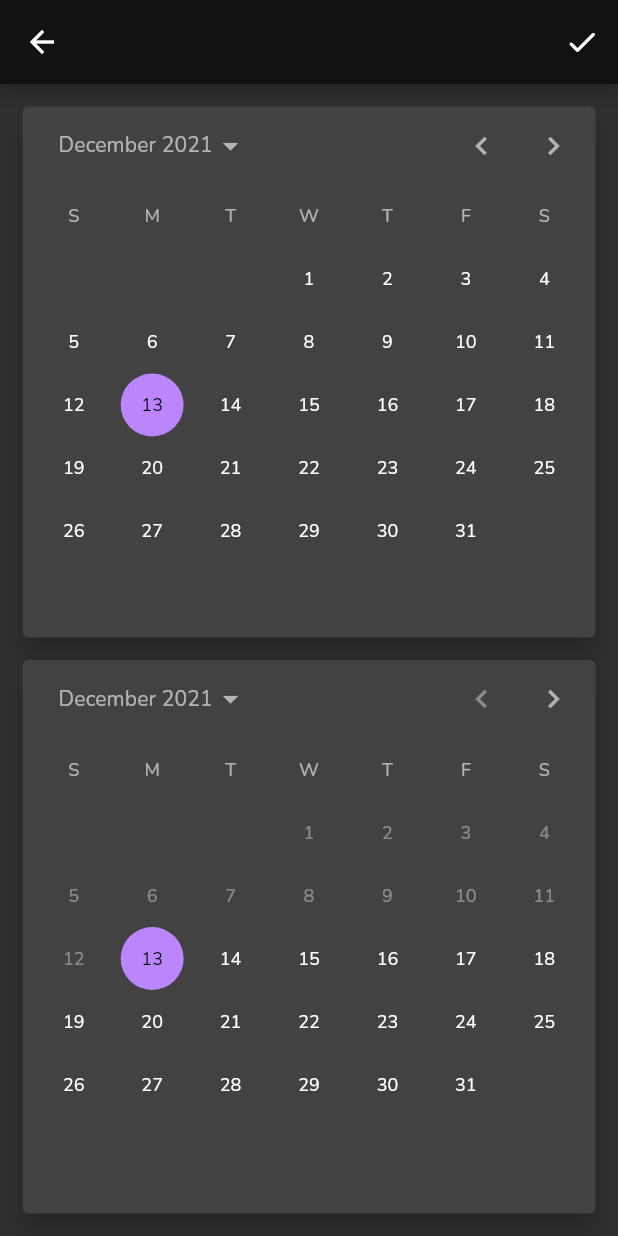
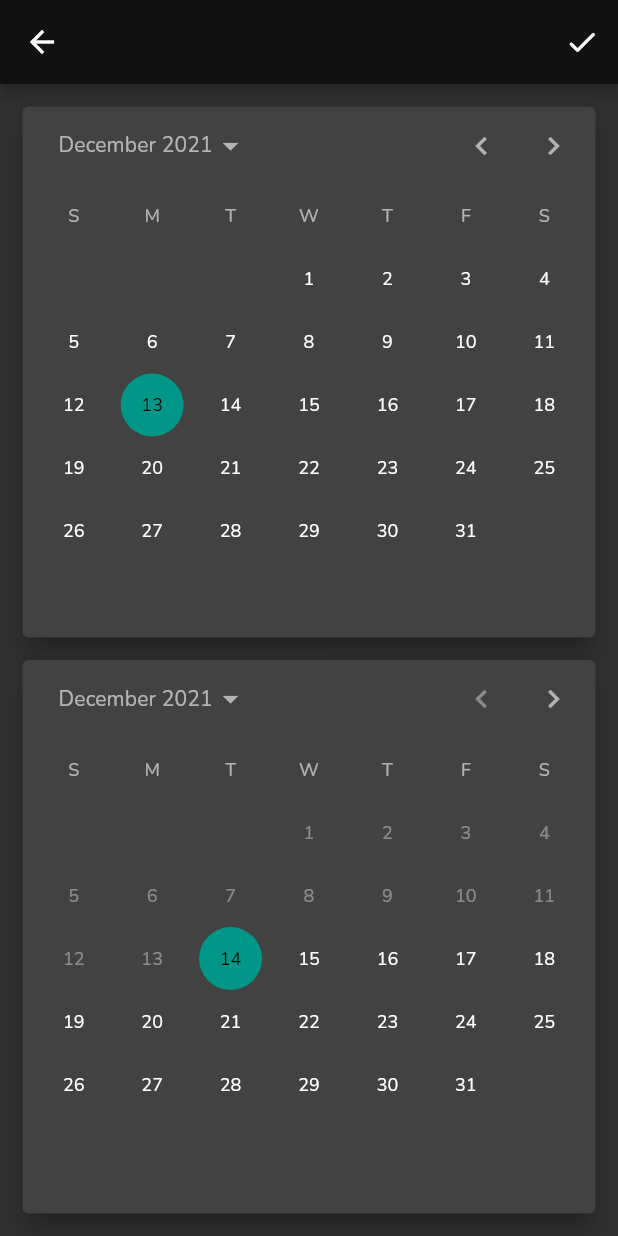
Before and after one commit to sekne18/SchengenTracker, a Flutter app: the DateSelectionScreen screen opened by its route, on a phone screen of 412 x 824 dp. Run offline on Flutter 3.47's test engine with Material 2 defaults, Android fonts, the phone set to English and light mode, and no system bars; our stand-ins replace percent_indicator, shared_preferences; accounts and stored records are empty.

Commit message:
color fix

```diff
--- a/lib/screens/date_selection.dart
+++ b/lib/screens/date_selection.dart
@@ -21,34 +21,45 @@ class _DateSelectionScreenState extends State<DateSelectionScreen> {
   @override
   Widget build(BuildContext context) {
     Widget _buildDepartureCalendar() {
-      return CalendarDatePicker(
-          initialDate: _dateTimeNotifier.value,
-          firstDate: _dateTimeNotifier.value,
+      return Theme(
+        data: Theme.of(context).copyWith(
+          colorScheme: const ColorScheme.dark(
+            primary: Colors.teal, // header background color
+          ),
+        ),
+        child: CalendarDatePicker(
+            initialDate: _dateTimeNotifier.value.add(
+              const Duration(days: 1),
+            ),
+            firstDate: _dateTimeNotifier.value.add(
+              const Duration(days: 1),
+            ),
             lastDate: DateTime(DateTime.now().year + 100),
             onDateChanged: (selectedDate) {
               _departure = selectedDate;
-          });
+            }),
+      );
     }
 
-    Future<dynamic> _showDialog(BuildContext context) {
-      return showDialog(
-          context: context,
-          builder: (BuildContext context) {
-            return AlertDialog(
-              title: const Text("Dates in use"),
-              content: const Text("You have already used these dates."),
-              shape: const CircleBorder(),
-              actions: <Widget>[
-                TextButton(
-                  onPressed: () {
-                    Navigator.of(context).pop();
-                  },
-                  child: const Text("Ok"),
-                ),
-              ],
-            );
-          });
-    }
+    // Future<dynamic> _showDialog(BuildContext context) {
+    //   return showDialog(
+    //       context: context,
+    //       builder: (BuildContext context) {
+    //         return AlertDialog(
+    //           title: const Text("Dates in use"),
+    //           content: const Text("You have already used these dates."),
+    //           shape: const CircleBorder(),
+    //           actions: <Widget>[
+    //             TextButton(
+    //               onPressed: () {
+    //                 Navigator.of(context).pop();
+    //               },
+    //               child: const Text("Ok"),
+    //             ),
+    //           ],
+    //         );
+    //       });
+    // }
 
     addStringToSF() async {
       int duration = Helpers.daysBetween(_arrive, _departure);
@@ -68,7 +79,22 @@ class _DateSelectionScreenState extends State<DateSelectionScreen> {
                   _arrive.isAfter(endDate.subtract(const Duration(days: 1)))) &&
               (_departure.isBefore(startDate) ||
                   _departure.isAfter(endDate)))) {
-            _showDialog;
+            showDialog(
+                context: context,
+                builder: (BuildContext context) {
+                  return AlertDialog(
+                    title: const Text("Dates in use"),
+                    content: const Text("You have already used these dates."),
+                    actions: <Widget>[
+                      TextButton(
+                        onPressed: () {
+                          Navigator.of(context).pop();
+                        },
+                        child: const Text("Ok"),
+                      ),
+                    ],
+                  );
+                });
             return; // Date not usable
           }
         }
@@ -100,7 +126,7 @@ class _DateSelectionScreenState extends State<DateSelectionScreen> {
             icon: const Icon(Icons.check_rounded),
             onPressed: () {
               addStringToSF();
-              Navigator.of(context).pop();
+              // Navigator.of(context).pop();
             },
           ),
         ],
@@ -113,6 +139,12 @@ class _DateSelectionScreenState extends State<DateSelectionScreen> {
               child: Card(
                 elevation: 7,
                 margin: const EdgeInsets.all(15),
+                child: Theme(
+                  data: Theme.of(context).copyWith(
+                    colorScheme: const ColorScheme.dark(
+                      primary: Colors.teal, // header background color
+                    ),
+                  ),
                   child: CalendarDatePicker(
                     initialDate: _dateTimeNotifier.value,
                     firstDate: DateTime(DateTime.now().year - 100),
@@ -124,6 +156,7 @@ class _DateSelectionScreenState extends State<DateSelectionScreen> {
                         _buildDepartureCalendar();
                       });
                     },
+                  ),
                 ),
               ),
             ),
--- a/lib/screens/main_page.dart
+++ b/lib/screens/main_page.dart
@@ -2,9 +2,7 @@ import 'dart:io';
 
 import 'package:flutter/cupertino.dart';
 import 'package:flutter/material.dart';
-import 'package:intl/intl.dart';
 import 'package:percent_indicator/circular_percent_indicator.dart';
-
 import 'package:schengen_tracker/helpers/helpers.dart';
 import 'package:schengen_tracker/models/trip.dart';
 import 'package:schengen_tracker/widgets/trip_list.dart';
```
Lines whose indentation alone changed are shown as unchanged.
